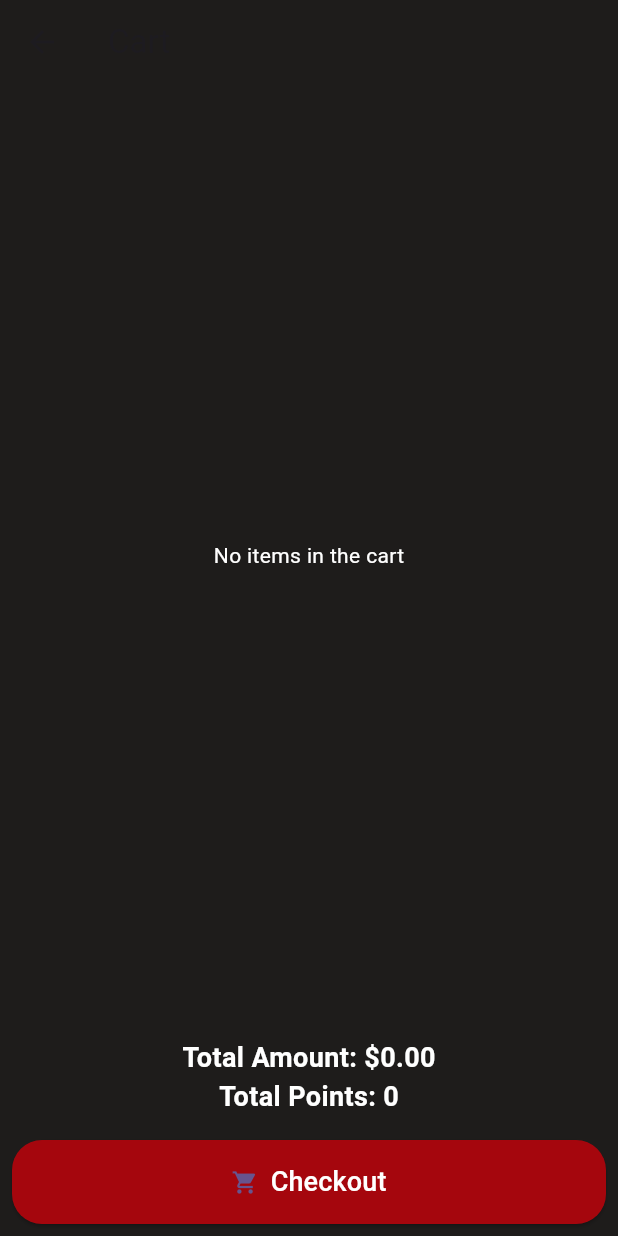
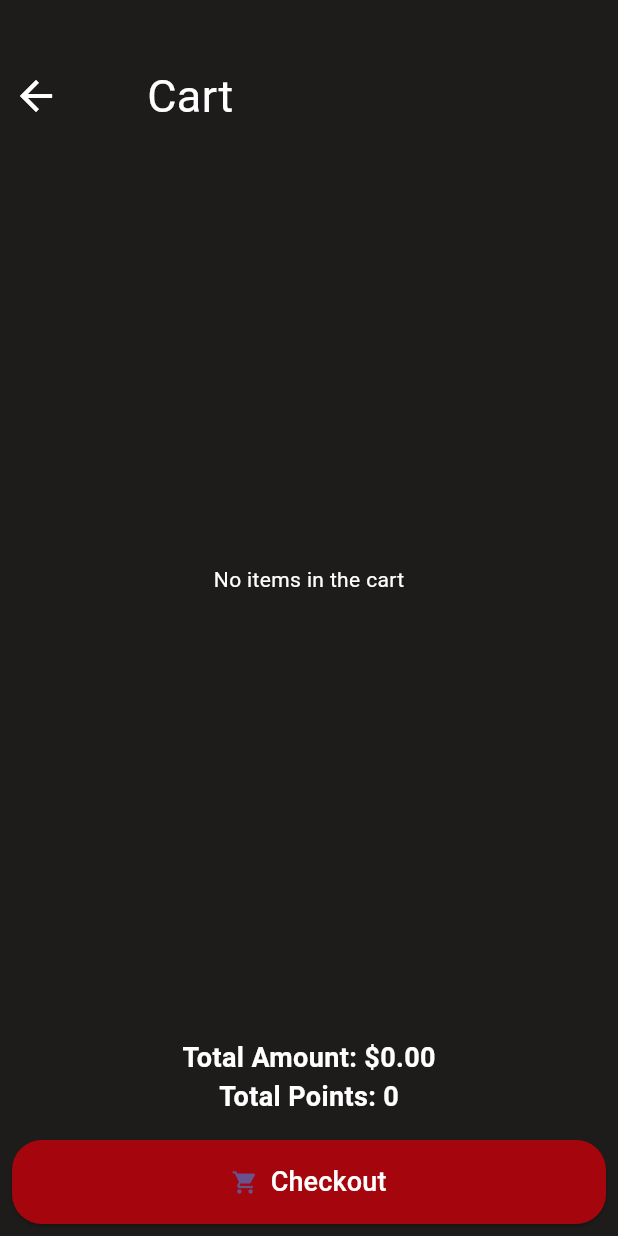
Before and after one commit to ishawaris142/ISHA_NEW_LIFE, a Flutter app: the CartScreen screen opened directly, on a phone screen of 412 x 824 dp. Run offline on Flutter 3.47's test engine with Material 3 defaults, Android fonts, the phone set to English and light mode, and no system bars; our stand-ins replace cached_network_image, cloud_firestore, firebase_auth, firebase_core, firebase_storage; accounts and stored records are empty.

Commit message:
Issues Resolved

```diff
--- a/lib/cart_items.dart
+++ b/lib/cart_items.dart
@@ -1,6 +1,8 @@
 import 'package:flutter/material.dart';
 import 'package:cloud_firestore/cloud_firestore.dart';
 import 'package:firebase_auth/firebase_auth.dart';
+
+import 'account.dart';
 
 class CartScreen extends StatefulWidget {
   const CartScreen({super.key});
@@ -159,13 +161,28 @@ class _CartScreenState extends State<CartScreen> {
 
     return Scaffold(
       backgroundColor: const Color(0xFF1E1C1B),
-      appBar: AppBar(
-        title: const Text('Cart'),
-        backgroundColor: const Color(0xFF1E1C1B),
-        elevation: 0,
-      ),
       body: Column(
         children: [
+          Padding(
+            padding: const EdgeInsets.only(top: 40),
+            child: Row(
+
+              children: [
+                IconButton(
+                  icon: const Icon(Icons.arrow_back, color: Colors.white, size: 32),
+                  onPressed: () {
+                    Navigator.pop(
+                      context,
+                      MaterialPageRoute(builder: (context) => const Accountscreen()),
+                    );
+                  },
+                ),
+                SizedBox(width: 50),
+                Text('Cart',style: TextStyle(color: Colors.white,fontSize: 30),),
+
+              ],
+            ),
+          ),
           Expanded(
             child: StreamBuilder<QuerySnapshot>(
               stream: FirebaseFirestore.instance.collection('users').doc(userId).collection('cart').snapshots(),
--- a/lib/dashboard.dart
+++ b/lib/dashboard.dart
@@ -117,7 +117,6 @@ class _DashboardscreenState extends State<Dashboardscreen> {
       //   },
       //   children: pages,
       // ),
-      backgroundColor: Colors.amber,
     );
   }
 }
--- a/lib/history.dart
+++ b/lib/history.dart
@@ -77,7 +77,7 @@ class _HistoryscreenState extends State<Historyscreen> {
         children: [
           Container(
             width: double.infinity,
-            padding: const EdgeInsets.symmetric(vertical: 10, horizontal: 16),
+            padding: const EdgeInsets.symmetric(vertical: 30, horizontal: 16),
             decoration: const BoxDecoration(
               color: Colors.black,
             ),
```
